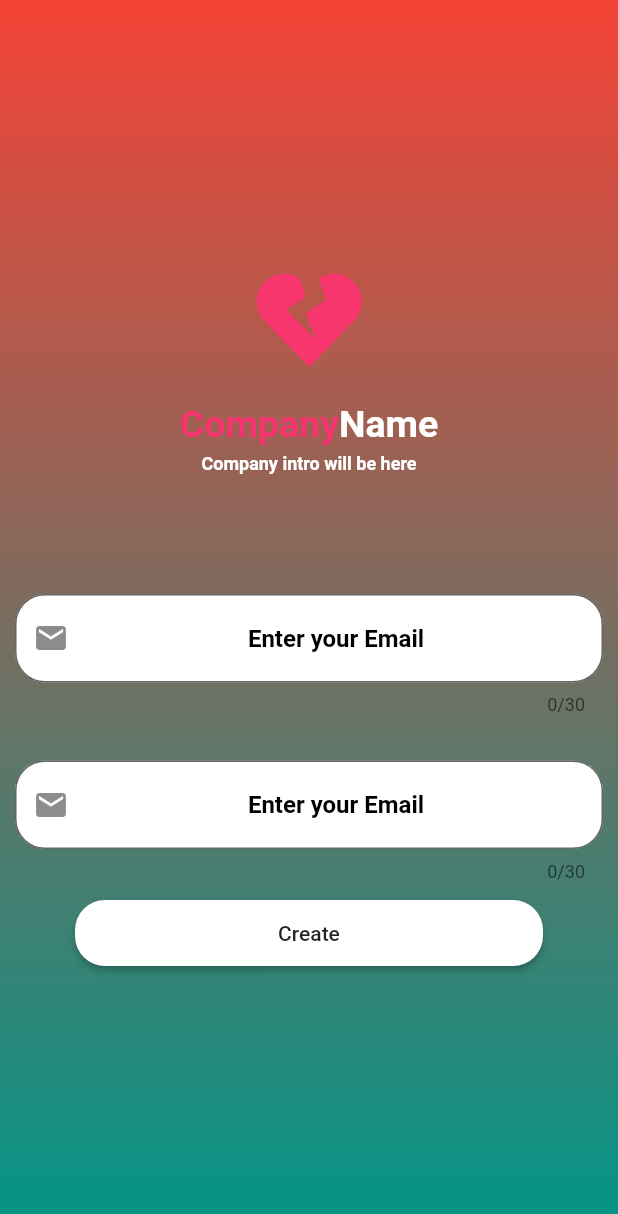
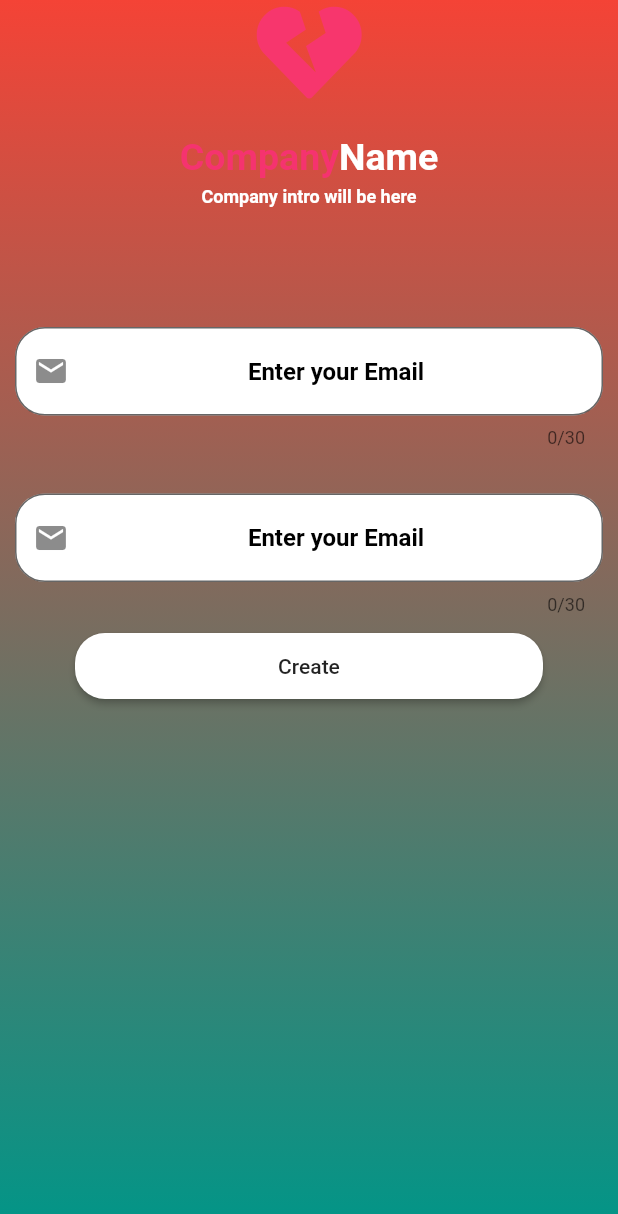
Before and after one commit to Slahuden-Akram/Sproject01, a Flutter app: the screen it shows after launch, after a tap on "Sign Up", on a phone screen of 412 x 824 dp. Shown: the top 1214 px of the screen. Run offline on Flutter 3.47's test engine with Material 2 defaults, Android fonts, the phone set to English and light mode, and no system bars; our stand-ins replace font_awesome_flutter; Roboto replaces fonts that are missing (Raleway).

Commit message:
Responsive UI

```diff
--- a/lib/login.dart
+++ b/lib/login.dart
@@ -21,7 +21,8 @@ class _NewLoginState extends State<NewLogin> {
                 Colors.teal,
               ]),
         ),
-        child: Center(
+        child: ListView(children: <Widget>[
+          Center(
             child: Column(
               mainAxisAlignment: MainAxisAlignment.center,
               crossAxisAlignment: CrossAxisAlignment.stretch,
@@ -140,6 +141,7 @@ class _NewLoginState extends State<NewLogin> {
               ],
             ),
           ),
+        ]),
       ),
     );
   }
--- a/lib/main.dart
+++ b/lib/main.dart
@@ -46,7 +46,8 @@ class _MyHomePageState extends State<MyHomePage> {
               Color.fromRGBO(247, 54, 109, 1.0),
             ]),
       ),
-      child: Center(
+      child: ListView(children: <Widget>[
+        Center(
           child: Column(
             children: <Widget>[
               Container(
@@ -193,6 +194,7 @@ class _MyHomePageState extends State<MyHomePage> {
             ],
           ),
         ),
+      ]),
     );
   }
 }
```
Lines whose indentation alone changed are shown as unchanged.
